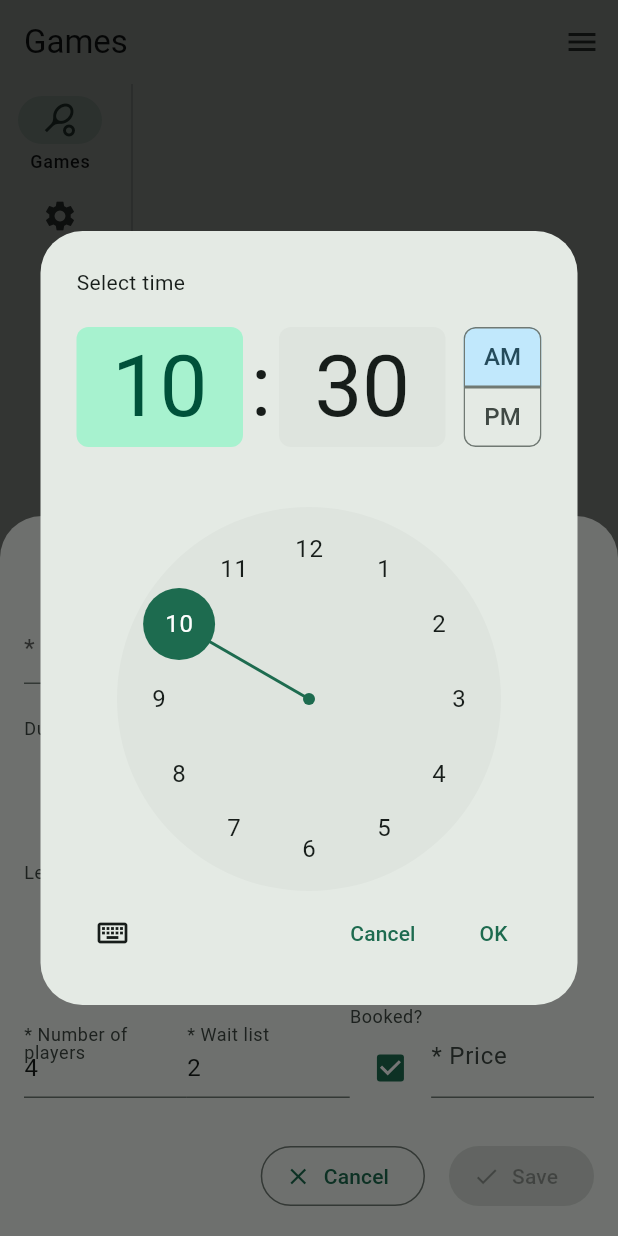
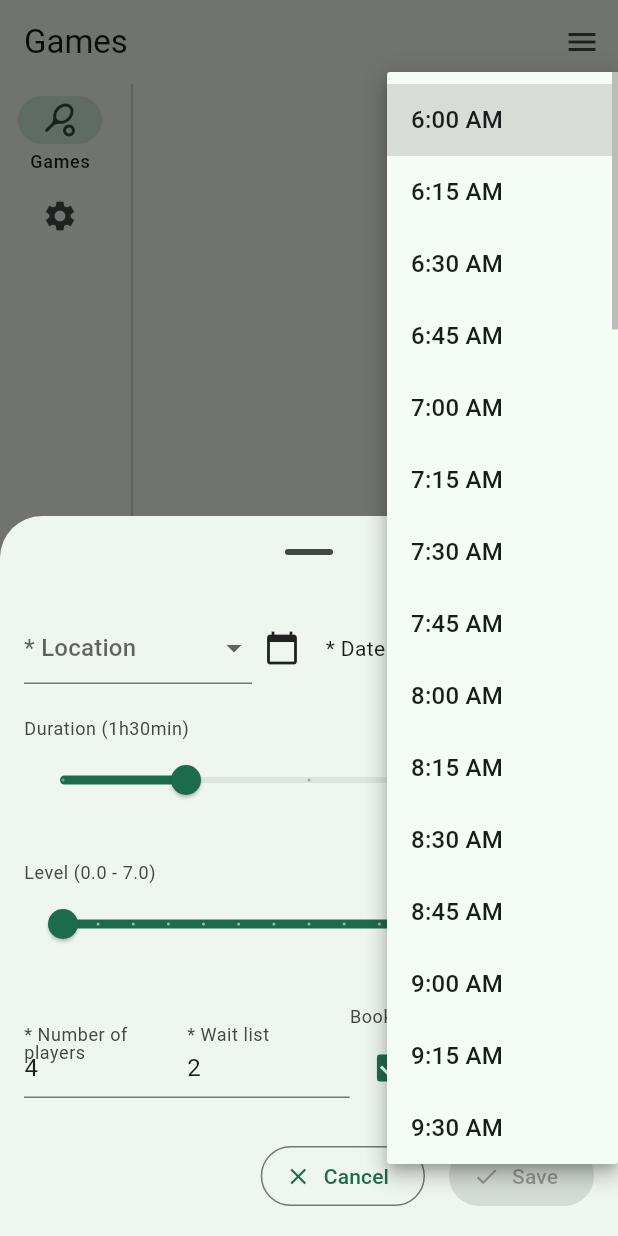
Before and after one commit to ValentinVignal/padelistas, a Flutter app: the GameScreen screen opened by its route, after a tap on "* Time", on a phone screen of 412 x 824 dp. Run offline on Flutter 3.47's test engine with Material 3 defaults, Android fonts, the phone set to English and light mode, and no system bars; our stand-ins replace cloud_firestore, equatable, firebase_analytics, firebase_auth, firebase_core, flutter_riverpod and 7 more; missing offline and left inert: animated_collection; accounts and stored records are empty; generated files the repository leaves out were written again; statements that could not run were skipped.

Commit message:
:iphone: Use dropdown instead of time picker

```diff
--- a/lib/screens/games/game/game_screen.dart
+++ b/lib/screens/games/game/game_screen.dart
@@ -13,6 +13,15 @@ import '../../../services/user_notifier.dart';
 import '../../../utils/bool.dart';
 import '../../../utils/duration.dart';
 import '../../../utils/iterable_extension.dart';
+
+final _possibleTimes = [
+  for (var time = const TimeOfDay(hour: 6, minute: 0);
+      time.hour < 22;
+      time = time.replacing(
+          hour: time.minute == 45 ? time.hour + 1 : time.hour,
+          minute: time.minute == 45 ? 0 : time.minute + 15))
+    time,
+];
 
 class GameScreen extends ConsumerStatefulWidget {
   const GameScreen({
@@ -70,20 +79,6 @@ class _GameScreenState extends ConsumerState<GameScreen> {
       });
       if (!mounted) return;
       if (_time != null) return;
-      await _pickTime(context);
-    }
-  }
-
-  Future<void> _pickTime(BuildContext context) async {
-    final newTime = await showTimePicker(
-      context: context,
-      initialTime: _time ?? TimeOfDay.now(),
-    );
-
-    if (newTime != null) {
-      setState(() {
-        _time = newTime;
-      });
     }
   }
 
@@ -202,7 +197,6 @@ class _GameScreenState extends ConsumerState<GameScreen> {
   Widget build(BuildContext context) {
     final dateText =
         _date == null ? '* Date' : DateFormat.yMMMd().format(_date!);
-    final timeText = _time?.format(context) ?? '* Time';
     return Padding(
       padding: const EdgeInsets.all(16.0),
       child: Form(
@@ -266,23 +260,26 @@ class _GameScreenState extends ConsumerState<GameScreen> {
                             ),
                           ),
                           Expanded(
-                            child: InkWell(
-                              onTap: () {
-                                _pickTime(context);
+                            child: DropdownButtonFormField(
+                              validator: (value) {
+                                if (value == null) return 'Required';
+                                return null;
                               },
-                              child: Padding(
-                                padding: const EdgeInsets.all(8.0),
-                                child: Row(
-                                  children: [
-                                    const Icon(Icons.schedule),
-                                    Expanded(
-                                      child: Center(
-                                        child: Text(timeText),
-                                      ),
-                                    ),
-                                  ],
-                                ),
-                              ),
+                              isExpanded: true,
+                              onChanged: (value) {
+                                setState(() {
+                                  _time = value;
+                                });
+                              },
+                              value: _time,
+                              hint: const Text('* Time'),
+                              icon: const Icon(Icons.schedule),
+                              items: _possibleTimes
+                                  .map((time) => DropdownMenuItem(
+                                        value: time,
+                                        child: Text(time.format(context)),
+                                      ))
+                                  .toList(),
                             ),
                           ),
                         ],
```
Also changed, not shown: 1 other file.
